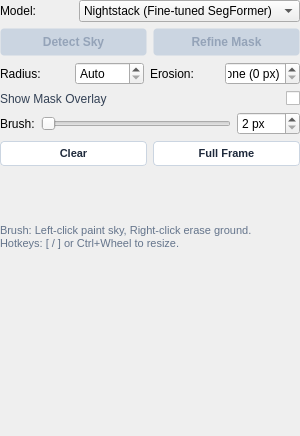
Old version of the form src/startrails/ui/step_denoise_sky.ui in the repository gkyle/startrails.
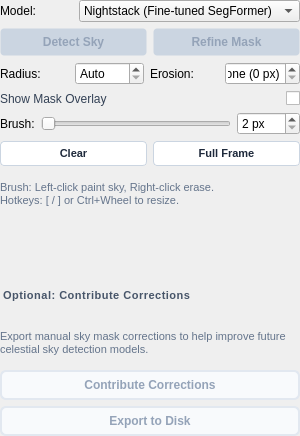
New version of the form. Custom widgets are drawn as their Qt base class.

Commit message: add contribute for sky masks

What changed in the file:
```diff
--- a/src/startrails/ui/step_denoise_sky.ui
+++ b/src/startrails/ui/step_denoise_sky.ui
@@ -364,7 +364,7 @@
       <string notr="true">color: #64748b; font-size: 11px;</string>
      </property>
      <property name="text">
-      <string>Brush: Left-click paint sky, Right-click erase ground.
+      <string>Brush: Left-click paint sky, Right-click erase.
 Hotkeys: [ / ] or Ctrl+Wheel to resize.</string>
      </property>
      <property name="wordWrap">
@@ -379,6 +379,110 @@
      </property>
     </widget>
    </item>
+   <item>
+    <widget class="QLabel" name="contributeHeading">
+     <property name="styleSheet">
+      <string notr="true">font-size: 11px;
+font-weight: 600;
+color: #475569;
+text-transform: uppercase;
+letter-spacing: 0.5px;
+margin-top: 4px;</string>
+     </property>
+     <property name="text">
+      <string>Optional: Contribute Corrections</string>
+     </property>
+    </widget>
+   </item>
+   <item>
+    <widget class="QLabel" name="contributeHint">
+     <property name="styleSheet">
+      <string notr="true">font-size: 11px;
+color: #64748b;
+line-height: 1.3;</string>
+     </property>
+     <property name="text">
+      <string>Export manual sky mask corrections to help improve future celestial sky detection models.</string>
+     </property>
+     <property name="wordWrap">
+      <bool>true</bool>
+     </property>
+    </widget>
+   </item>
+   <item>
+    <widget class="QPushButton" name="contribute">
+     <property name="enabled">
+      <bool>false</bool>
+     </property>
+     <property name="cursor">
+      <cursorShape>PointingHandCursor</cursorShape>
+     </property>
+     <property name="toolTip">
+      <string>Requires manual sky mask brush corrections.</string>
+     </property>
+     <property name="styleSheet">
+      <string notr="true">QPushButton#contribute {
+    background-color: #0369a1;
+    color: #ffffff;
+    border: 2px solid #0369a1;
+    border-radius: 6px;
+    padding: 6px 12px;
+    font-weight: 500;
+    font-size: 12px;
+}
+QPushButton#contribute:hover {
+    background-color: #075985;
+    border-color: #075985;
+}
+QPushButton#contribute:disabled {
+    background-color: #f8fafc;
+    color: #94a3b8;
+    border-color: #e2e8f0;
+}
+QPushButton#contribute:focus:enabled { border-color: #0f172a; }</string>
+     </property>
+     <property name="text">
+      <string>Contribute Corrections</string>
+     </property>
+    </widget>
+   </item>
+   <item>
+    <widget class="QPushButton" name="training">
+     <property name="enabled">
+      <bool>false</bool>
+     </property>
+     <property name="cursor">
+      <cursorShape>PointingHandCursor</cursorShape>
+     </property>
+     <property name="toolTip">
+      <string>Requires manual sky mask brush corrections.</string>
+     </property>
+     <property name="styleSheet">
+      <string notr="true">QPushButton#training {
+    background-color: #ffffff;
+    color: #1e293b;
+    border: 2px solid #cbd5e1;
+    border-radius: 6px;
+    padding: 6px 12px;
+    font-weight: 500;
+    font-size: 12px;
+}
+QPushButton#training:hover {
+    background-color: #f1f5f9;
+    border-color: #94a3b8;
+}
+QPushButton#training:disabled {
+    background-color: #f8fafc;
+    color: #94a3b8;
+    border-color: #e2e8f0;
+}
+QPushButton#training:focus:enabled { border-color: #0f172a; }</string>
+     </property>
+     <property name="text">
+      <string>Export to Disk</string>
+     </property>
+    </widget>
+   </item>
   </layout>
  </widget>
  <customwidgets>
```
The commit also changes 13 other files.
